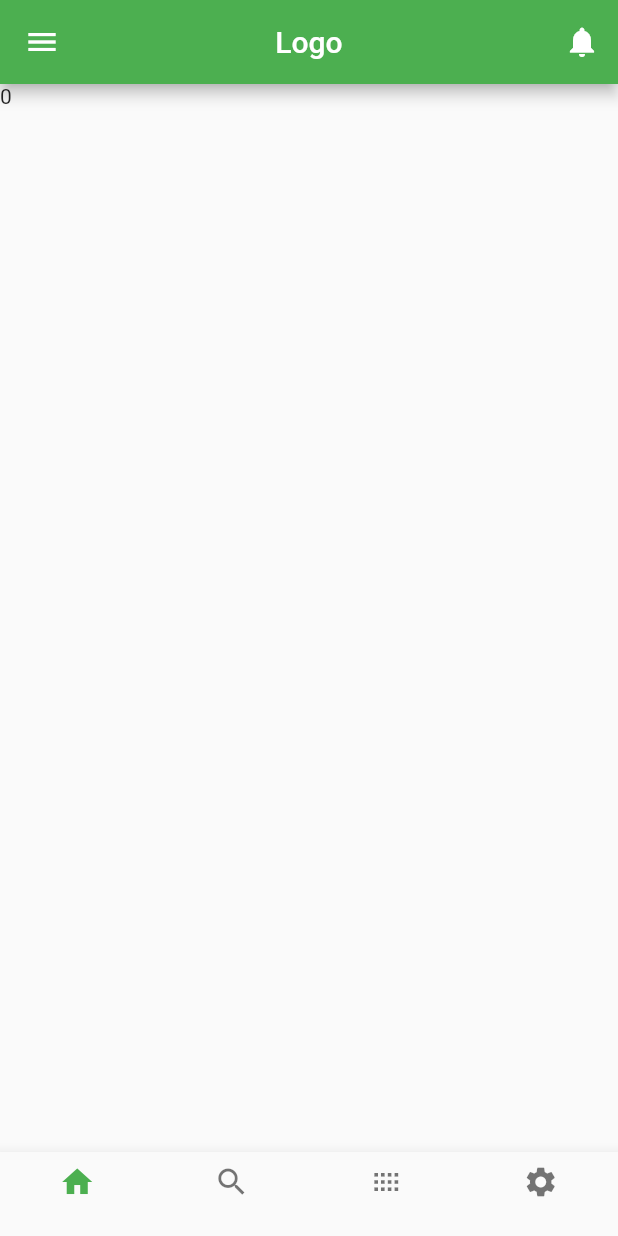
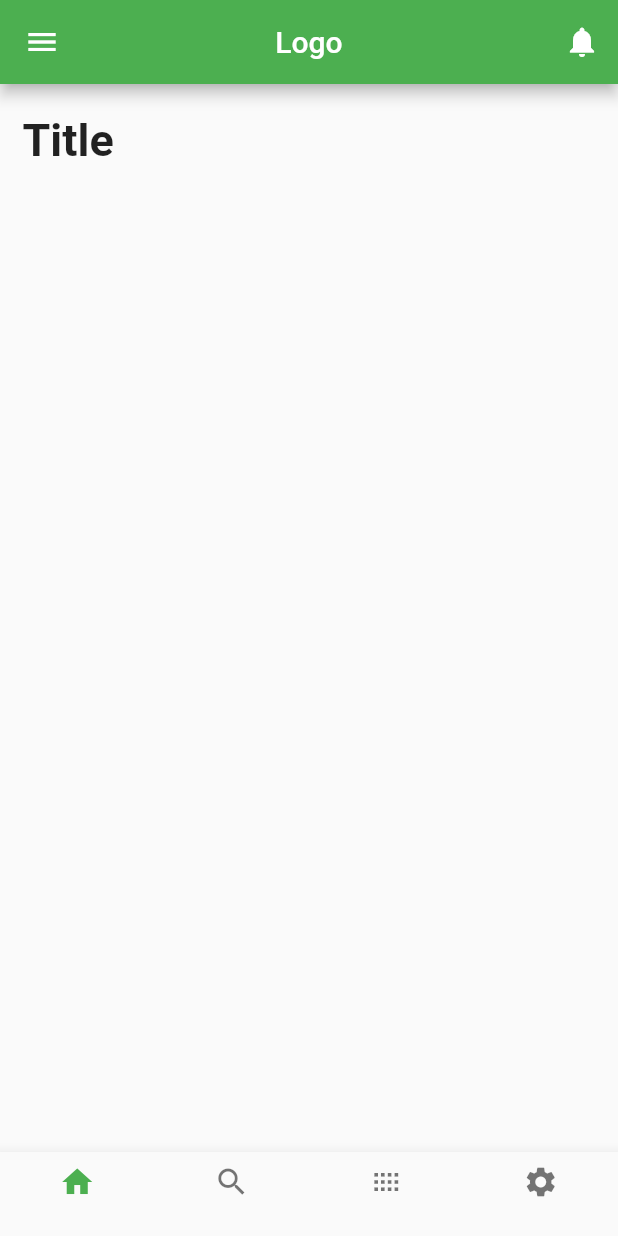
Before and after one commit to youyoung00/selfproject_layout, a Flutter app: the screen it shows after launch, on a phone screen of 412 x 824 dp. Run offline on Flutter 3.47's test engine with Material 2 defaults, Android fonts, the phone set to English and light mode, and no system bars.

Commit message:
reStudy_jamesClass_2Day_View,BottomeConnect

```diff
--- a/lib/Pages/MainPage.dart
+++ b/lib/Pages/MainPage.dart
@@ -1,4 +1,8 @@
 import 'package:flutter/material.dart';
+import 'package:selfproject_layout/Pages/Views/HomeView.dart';
+import 'package:selfproject_layout/Pages/Views/SearchView.dart';
+import 'package:selfproject_layout/Pages/Views/SettingView.dart';
+import 'package:selfproject_layout/Pages/Views/ThrView.dart';
 
 class Main extends StatefulWidget {
   @override
@@ -7,8 +11,9 @@ class Main extends StatefulWidget {
 
 class _MainState extends State<Main> {
   int _bottomNum = 0;
-  //int pageNum = 0;
   PageController? _pageController;
+
+  List<Widget> _Views = [new HomeView(), new SearchView(), new ThrView(), new SettingView()];
 
   @override
   void initState() {
@@ -39,12 +44,16 @@ class _MainState extends State<Main> {
         ],
       ),
       body: PageView.builder(
+        onPageChanged: (int i){
+          setState(() {
+            this._bottomNum = i;
+          });
+        },
+        //physics: NeverScrollableScrollPhysics(),
         controller: this._pageController,
         itemCount: 4,
         itemBuilder: (BuildContext context, int index){
-          return Scaffold(
-            body: Text(index.toString()),
-          );
+          return this._Views[index];
         }
       ),
       bottomNavigationBar: BottomNavigationBar(
--- /dev/null
+++ b/lib/Pages/Views/HomeView.dart
@@ -0,0 +1,35 @@
+import 'package:flutter/material.dart';
+
+class HomeView extends StatelessWidget {
+
+  @override
+  Widget build(BuildContext context) {
+    return Container(
+      child: Column(
+        children: [
+          Container(
+            child: Column(
+              children: [
+                Container(
+                  padding: EdgeInsets.only(left: 15.0, top: 20.0, bottom: 15.0),
+                  width: MediaQuery.of(context).size.width,
+                  child: Text(
+                    "Title",
+                    style: TextStyle(
+                      fontWeight: FontWeight.bold,
+                      fontSize: 30
+                    ),
+                  ),
+                ),
+                Container()
+              ],
+            ),
+          ),
+          Container(),
+          Container(),
+          Container(),
+        ],
+      ),
+    );
+  }
+}
```
Also changed, not shown: lib/Pages/Views/SearchView.dart (added, +11 -0 lines), lib/Pages/Views/SettingView.dart (added, +11 -0 lines), lib/Pages/Views/ThrView.dart (added, +11 -0 lines).
